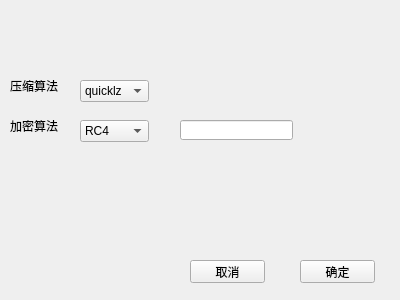
This is AdvanceWidget.ui in ysyashy/NetUtils as Qt 5 draws it before an edit. The edited form follows.
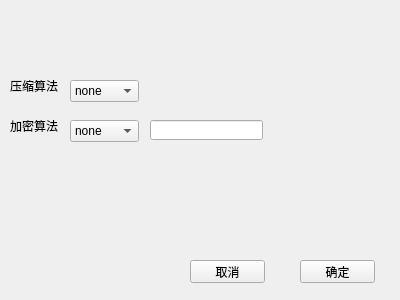
This is the edited form.

```diff
--- a/AdvanceWidget.ui
+++ b/AdvanceWidget.ui
@@ -16,12 +16,17 @@
   <widget class="QComboBox" name="cboxCompress">
    <property name="geometry">
     <rect>
-     <x>80</x>
+     <x>70</x>
      <y>80</y>
      <width>69</width>
      <height>22</height>
     </rect>
    </property>
+   <item>
+    <property name="text">
+     <string>none</string>
+    </property>
+   </item>
    <item>
     <property name="text">
      <string>quicklz</string>
@@ -46,12 +51,17 @@
   <widget class="QComboBox" name="cboxSecret">
    <property name="geometry">
     <rect>
-     <x>80</x>
+     <x>70</x>
      <y>120</y>
      <width>69</width>
      <height>22</height>
     </rect>
    </property>
+   <item>
+    <property name="text">
+     <string>none</string>
+    </property>
+   </item>
    <item>
     <property name="text">
      <string>RC4</string>
@@ -133,7 +143,7 @@
   <widget class="QLineEdit" name="lineEditSecret">
    <property name="geometry">
     <rect>
-     <x>180</x>
+     <x>150</x>
      <y>120</y>
      <width>113</width>
      <height>20</height>
```
Left out of the diff: 35 changed lines with no effect on the pictures.
